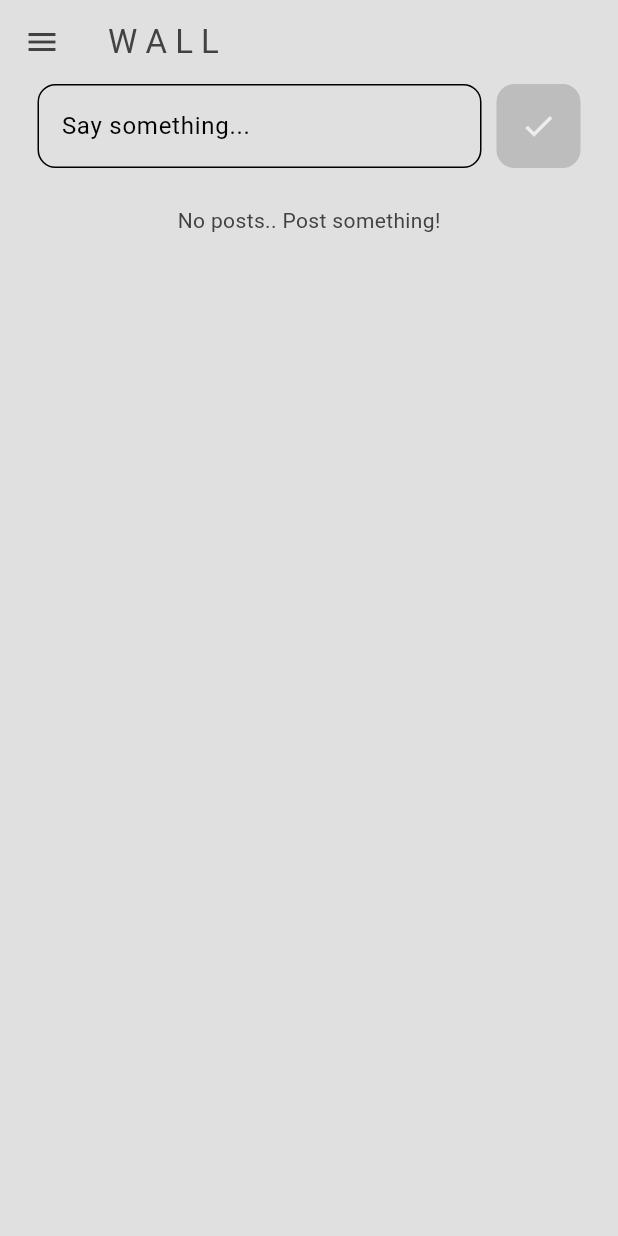
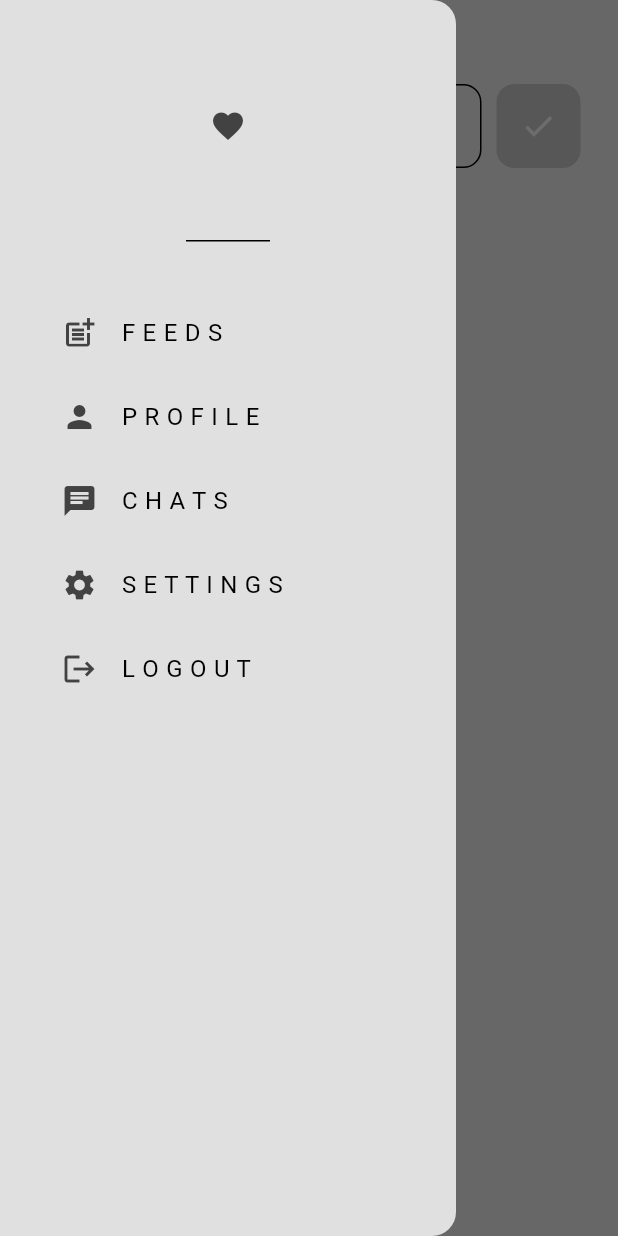
Before and after one commit to Betselot-GA/Social-Meda-App, a Flutter app: the screen it shows once a user with an empty profile is signed in, in the side drawer, after a tap on "L O G O U T", on a phone screen of 412 x 824 dp. Run offline on Flutter 3.47's test engine with Material 3 defaults, Android fonts, the phone set to English and light mode, and no system bars; our stand-ins replace cloud_firestore, firebase_auth, firebase_core; accounts and stored records are empty.

Commit message:
finished white and dark mode feature

```diff
--- a/lib/Pages/users_page.dart
+++ b/lib/Pages/users_page.dart
@@ -57,7 +57,7 @@ class UsersPage extends StatelessWidget {
   Widget _buildUserListItem(
       Map<String, dynamic> userData, BuildContext context) {
     // display all users except current user
-    if (userData['email'] != _authService.getCurrentUser()!.email) {
+    if (userData["email"] != _authService.getCurrentUser()!.email) {
       return UserTile(
         text: userData["email"],
         onTap: () {
--- a/lib/components/my_drawer.dart
+++ b/lib/components/my_drawer.dart
@@ -107,8 +107,8 @@ class MyDrawer extends StatelessWidget {
               ),
               title: const Text("L O G O U T"),
               onTap: () {
-                // pop drawe
-                Navigator.pop(context);
+                // pop drawer
+                // Navigator.pop(context);
 
                 //log out
                 logout();
--- a/lib/main.dart
+++ b/lib/main.dart
@@ -1,5 +1,6 @@
 import 'package:firebase_core/firebase_core.dart';
 import 'package:flutter/material.dart';
+import 'package:provider/provider.dart';
 import 'package:social_media/Pages/home_page.dart';
 import 'package:social_media/Pages/profile_page.dart';
 import 'package:social_media/Pages/register_page.dart';
@@ -11,12 +12,18 @@ import 'package:social_media/services/auth/login_or_register.dart';
 import 'package:social_media/firebase_options.dart';
 import 'package:social_media/theme/dark_mode.dart';
 import 'package:social_media/theme/light_mode.dart';
+import 'package:social_media/theme/theme_provider.dart';
 import 'Pages/log_in_page.dart';
 
 void main() async {
   WidgetsFlutterBinding.ensureInitialized();
   await Firebase.initializeApp(options: DefaultFirebaseOptions.currentPlatform);
-  runApp(const MyApp());
+  runApp(
+    ChangeNotifierProvider(
+      create: (context) => ThemeProvider(),
+      child: const MyApp(),
+    ),
+  );
 }
 
 class MyApp extends StatelessWidget {
@@ -28,9 +35,8 @@ class MyApp extends StatelessWidget {
     return MaterialApp(
       debugShowCheckedModeBanner: false,
       home: const AuthGate(),
-      theme: lightMode,
-      darkTheme: darkMode,
-      themeMode: ThemeMode.system,
+      theme: Provider.of<ThemeProvider>(context).themeData,
+
       routes: {
         '/login_register_page': (context) => LoginOrRegister(),
         '/home_page': (context) => HomePage(),
--- /dev/null
+++ b/lib/theme/theme_provider.dart
@@ -0,0 +1,27 @@
+import 'package:flutter/material.dart';
+import 'package:social_media/theme/dark_mode.dart';
+import 'package:social_media/theme/light_mode.dart';
+
+class ThemeProvider extends ChangeNotifier {
+  ThemeData _themeData = lightMode;
+
+  bool get isDarkMode => _themeData == darkMode;
+
+  ThemeData get themeData => _themeData;
+
+  set themeData(ThemeData themeData) {
+    _themeData = themeData;
+
+    notifyListeners();
+  }
+
+  void toggleTheme() {
+    if (_themeData == lightMode) {
+      _themeData = darkMode;
+    } else {
+      _themeData = lightMode;
+    }
+     // Notify listeners to rebuild the UI with the updated theme
+    notifyListeners();
+  }
+}
--- a/pubspec.yaml
+++ b/pubspec.yaml
@@ -38,6 +38,7 @@ dependencies:
   firebase_core: ^3.3.0
   firebase_auth: ^5.1.4
   cloud_firestore: ^5.3.0
+  provider: ^6.1.2
 
 dev_dependencies:
   flutter_test:
```
Also changed, not shown: lib/Pages/chat_page.dart (+39 -4 lines), lib/Pages/settings_page.dart (+25 -0 lines), lib/components/chat_bubble.dart (added, +27 -0 lines), lib/services/chat/chat_service.dart (+5 -5 lines), pubspec.lock.
